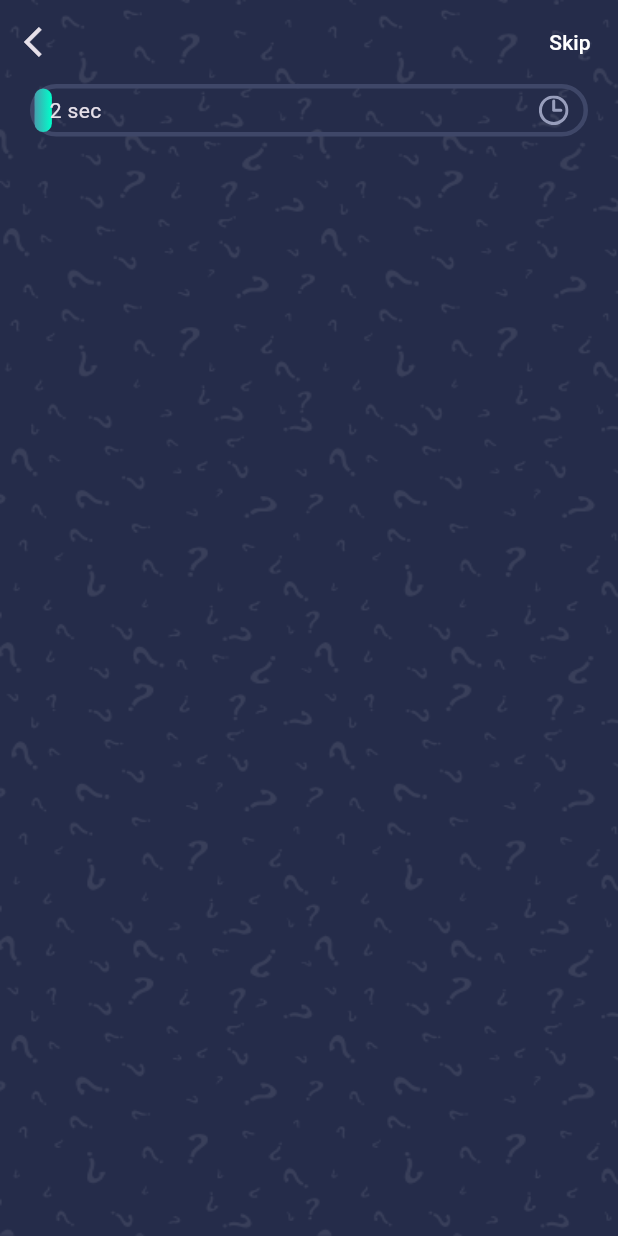
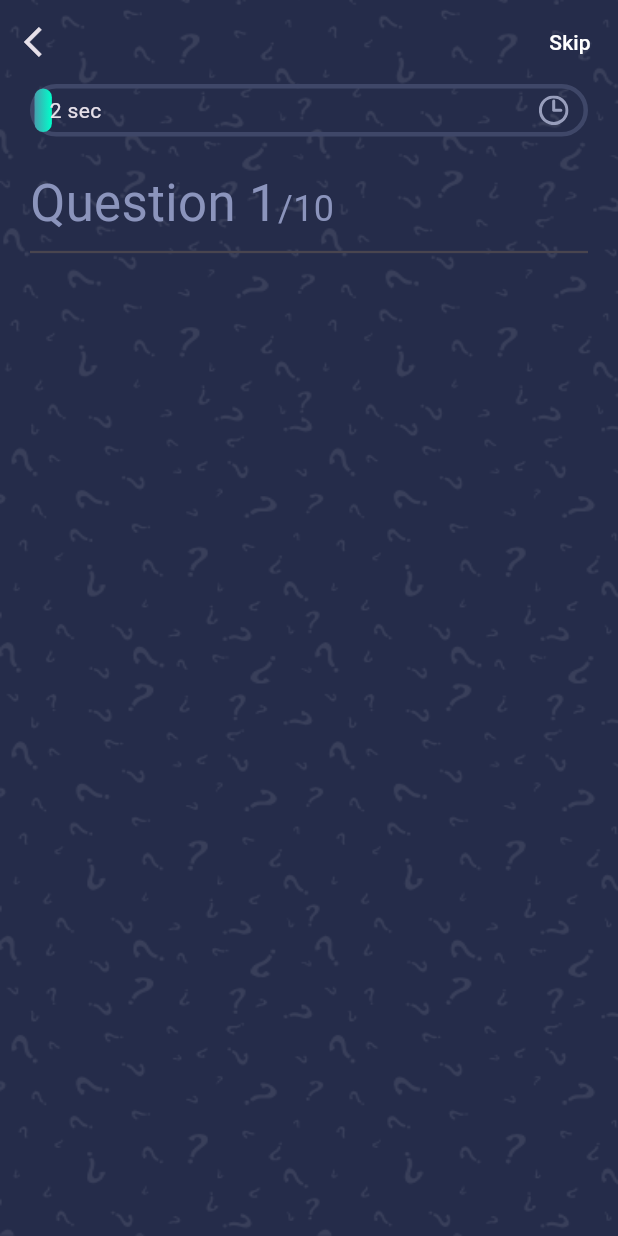
Before and after one commit to mohammed-xp/quiz_app, a Flutter app: the QuizView screen opened by its route, on a phone screen of 412 x 824 dp. Run offline on Flutter 3.47's test engine with Material 3 defaults, Android fonts, the phone set to English and light mode, and no system bars; our stand-ins replace get, go_router, websafe_svg.

Commit message:
Done title ui in quiz view

```diff
--- a/lib/core/utils/styles.dart
+++ b/lib/core/utils/styles.dart
@@ -3,9 +3,15 @@ import 'package:flutter/material.dart';
 
 abstract class Styles{
 
+  // headline4
   static const textStyle34 = TextStyle(
     fontSize: 34,
     fontWeight: FontWeight.bold,
+  );
+
+  static const textStyle24 = TextStyle(
+    fontSize: 24,
+    fontWeight: FontWeight.w400,
   );
 
   static const textStyle14 = TextStyle(
--- a/lib/features/quiz/presentation/views/widgets/quiz_view_body.dart
+++ b/lib/features/quiz/presentation/views/widgets/quiz_view_body.dart
@@ -1,5 +1,6 @@
 import 'package:flutter/material.dart';
 import 'package:quiz_app/constants.dart';
+import 'package:quiz_app/core/utils/styles.dart';
 import 'package:quiz_app/features/quiz/presentation/views/widgets/progress_bar.dart';
 
 class QuizViewBody extends StatelessWidget {
@@ -7,11 +8,34 @@ class QuizViewBody extends StatelessWidget {
 
   @override
   Widget build(BuildContext context) {
-    return const Padding(
-      padding: EdgeInsets.symmetric(horizontal: kDefaultPadding),
+    return Padding(
+      padding: const EdgeInsets.symmetric(horizontal: kDefaultPadding),
       child: Column(
+        crossAxisAlignment: CrossAxisAlignment.start,
         children: [
-          ProgressBar()
+          const ProgressBar(),
+          const SizedBox(height: kDefaultPadding,),
+          Text.rich(
+            TextSpan(
+              text: 'Question 1',
+              style: Styles.textStyle34.copyWith(
+                fontWeight: FontWeight.w400,
+                color: kSecondaryColor,
+              ),
+              children: [
+                TextSpan(
+                  text: '/10',
+                  style: Styles.textStyle24.copyWith(
+                    color: kSecondaryColor,
+                  ),
+                ),
+              ],
+            ),
+          ),
+          const Divider(
+            thickness: 1.5,
+          ),
+          const SizedBox(height: kDefaultPadding,),
         ],
       ),
     );
```
